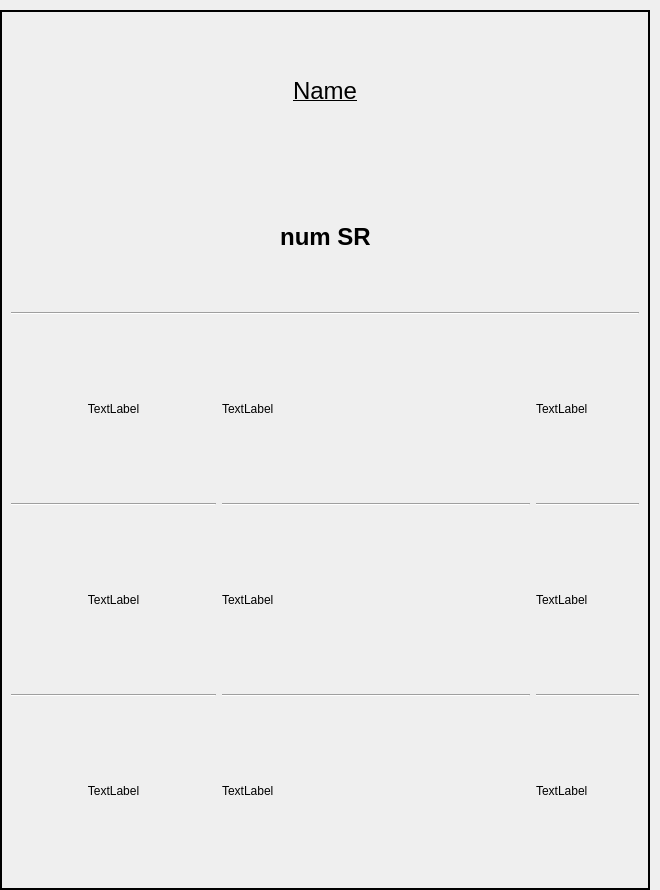
Old version of the form QFleet/ListPrinter/qfp_strategycard.ui in the repository RexOdonata/QFleet.
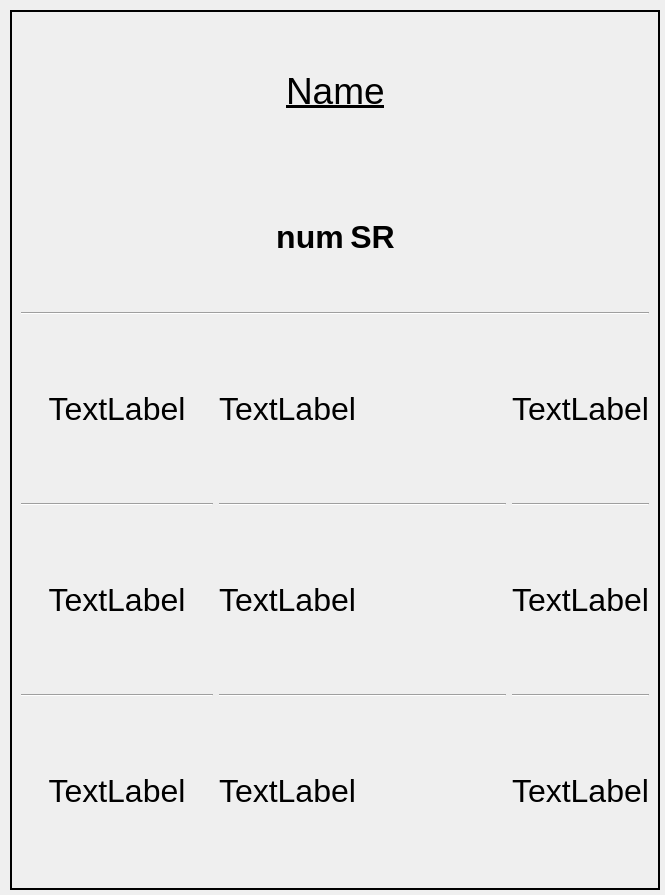
New version of the form.

```diff
--- a/QFleet/ListPrinter/qfp_strategycard.ui
+++ b/QFleet/ListPrinter/qfp_strategycard.ui
@@ -6,8 +6,8 @@
    <rect>
     <x>0</x>
     <y>0</y>
-    <width>660</width>
-    <height>890</height>
+    <width>665</width>
+    <height>895</height>
    </rect>
   </property>
   <property name="windowTitle">
@@ -16,7 +16,7 @@
   <widget class="QFrame" name="frame">
    <property name="geometry">
     <rect>
-     <x>0</x>
+     <x>10</x>
      <y>10</y>
      <width>650</width>
      <height>880</height>
@@ -53,7 +53,7 @@
          <widget class="QLabel" name="nameLabel">
           <property name="font">
            <font>
-            <pointsize>18</pointsize>
+            <pointsize>28</pointsize>
             <bold>false</bold>
             <underline>true</underline>
            </font>
@@ -97,7 +97,7 @@
          <widget class="QLabel" name="srLabel">
           <property name="font">
            <font>
-            <pointsize>18</pointsize>
+            <pointsize>24</pointsize>
             <bold>true</bold>
            </font>
           </property>
@@ -113,7 +113,7 @@
          <widget class="QLabel" name="label_2">
           <property name="font">
            <font>
-            <pointsize>18</pointsize>
+            <pointsize>24</pointsize>
             <bold>true</bold>
            </font>
           </property>
@@ -151,6 +151,11 @@
        <layout class="QGridLayout" name="gridLayout" columnstretch="2,3,1">
         <item row="0" column="1">
          <widget class="QLabel" name="g1NameLabel">
+          <property name="font">
+           <font>
+            <pointsize>24</pointsize>
+           </font>
+          </property>
           <property name="text">
            <string>TextLabel</string>
           </property>
@@ -168,6 +173,11 @@
         </item>
         <item row="4" column="1">
          <widget class="QLabel" name="g3NameLabel">
+          <property name="font">
+           <font>
+            <pointsize>24</pointsize>
+           </font>
+          </property>
           <property name="text">
            <string>TextLabel</string>
           </property>
@@ -178,6 +188,11 @@
         </item>
         <item row="2" column="1">
          <widget class="QLabel" name="g2NameLabel">
+          <property name="font">
+           <font>
+            <pointsize>24</pointsize>
+           </font>
+          </property>
           <property name="text">
            <string>TextLabel</string>
           </property>
@@ -188,6 +203,11 @@
         </item>
         <item row="0" column="0">
          <widget class="QLabel" name="g1NumLabel">
+          <property name="font">
+           <font>
+            <pointsize>24</pointsize>
+           </font>
+          </property>
           <property name="text">
            <string>TextLabel</string>
           </property>
@@ -198,6 +218,11 @@
         </item>
         <item row="0" column="2">
          <widget class="QLabel" name="g1AdmiralLabel">
+          <property name="font">
+           <font>
+            <pointsize>24</pointsize>
+           </font>
+          </property>
           <property name="text">
            <string>TextLabel</string>
           </property>
@@ -205,6 +230,11 @@
         </item>
         <item row="2" column="0">
          <widget class="QLabel" name="g2NumLabel">
+          <property name="font">
+           <font>
+            <pointsize>24</pointsize>
+           </font>
+          </property>
           <property name="text">
            <string>TextLabel</string>
           </property>
@@ -215,6 +245,11 @@
         </item>
         <item row="2" column="2">
          <widget class="QLabel" name="g2AdmiralLabel">
+          <property name="font">
+           <font>
+            <pointsize>24</pointsize>
+           </font>
+          </property>
           <property name="text">
            <string>TextLabel</string>
           </property>
@@ -222,6 +257,11 @@
         </item>
         <item row="4" column="0">
          <widget class="QLabel" name="g3NumLabel">
+          <property name="font">
+           <font>
+            <pointsize>24</pointsize>
+           </font>
+          </property>
           <property name="text">
            <string>TextLabel</string>
           </property>
@@ -232,6 +272,11 @@
         </item>
         <item row="4" column="2">
          <widget class="QLabel" name="g3AdmiralLabel">
+          <property name="font">
+           <font>
+            <pointsize>24</pointsize>
+           </font>
+          </property>
           <property name="text">
            <string>TextLabel</string>
           </property>
```
